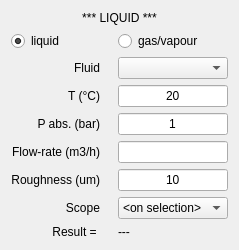
The window that dialogs/dp.ui (oddtopus/flamingo) describes before a commit, drawn with Qt 5.
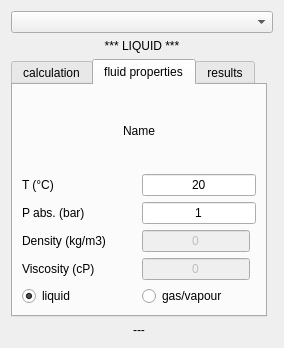
The same window after the commit. The open tabs and pages were chosen to show the change.

Commit message: Further improvement of dp calculator

What changed in the file:
```diff
--- a/dialogs/dp.ui
+++ b/dialogs/dp.ui
@@ -6,69 +6,59 @@
    <rect>
     <x>0</x>
     <y>0</y>
-    <width>234</width>
-    <height>245</height>
+    <width>284</width>
+    <height>348</height>
    </rect>
   </property>
   <property name="windowTitle">
    <string>Dp calculator</string>
   </property>
+  <layout class="QGridLayout" name="gridLayout_4">
+   <item row="3" column="0">
+    <widget class="QTabWidget" name="tabWidget">
+     <property name="sizePolicy">
+      <sizepolicy hsizetype="Expanding" vsizetype="Expanding">
+       <horstretch>0</horstretch>
+       <verstretch>0</verstretch>
+      </sizepolicy>
+     </property>
+     <property name="currentIndex">
+      <number>0</number>
+     </property>
+     <widget class="QWidget" name="tabCalc">
+      <attribute name="title">
+       <string>calculation</string>
+      </attribute>
   <layout class="QGridLayout" name="gridLayout">
-   <item row="0" column="0" colspan="4">
-    <widget class="QLabel" name="labState">
+       <item row="12" column="0" colspan="2">
+        <widget class="QLabel" name="labCurves">
      <property name="text">
-      <string>*** LIQUID ***</string>
+          <string>Nr. of curves = 0</string>
      </property>
      <property name="alignment">
       <set>Qt::AlignCenter</set>
      </property>
     </widget>
    </item>
-   <item row="10" column="0">
-    <widget class="QLabel" name="label_5">
+       <item row="7" column="1">
+        <widget class="QLineEdit" name="editFlow">
      <property name="sizePolicy">
-      <sizepolicy hsizetype="MinimumExpanding" vsizetype="Preferred">
+          <sizepolicy hsizetype="Expanding" vsizetype="Fixed">
        <horstretch>0</horstretch>
        <verstretch>0</verstretch>
       </sizepolicy>
      </property>
-     <property name="text">
-      <string>Result = </string>
-     </property>
-     <property name="alignment">
-      <set>Qt::AlignRight|Qt::AlignTrailing|Qt::AlignVCenter</set>
-     </property>
-    </widget>
-   </item>
-   <item row="5" column="0">
-    <widget class="QLabel" name="labQ">
-     <property name="sizePolicy">
-      <sizepolicy hsizetype="MinimumExpanding" vsizetype="Preferred">
-       <horstretch>0</horstretch>
-       <verstretch>0</verstretch>
-      </sizepolicy>
-     </property>
+         <property name="minimumSize">
+          <size>
+           <width>0</width>
+           <height>0</height>
+          </size>
+         </property>
      <property name="text">
-      <string>Flow-rate (m3/h)</string>
+          <string>100</string>
      </property>
      <property name="alignment">
-      <set>Qt::AlignRight|Qt::AlignTrailing|Qt::AlignVCenter</set>
-     </property>
-    </widget>
-   </item>
-   <item row="3" column="0">
-    <widget class="QLabel" name="label_6">
-     <property name="sizePolicy">
-      <sizepolicy hsizetype="MinimumExpanding" vsizetype="Preferred">
-       <horstretch>0</horstretch>
-       <verstretch>0</verstretch>
-      </sizepolicy>
-     </property>
-     <property name="text">
-      <string>T (°C)</string>
-     </property>
-     <property name="alignment">
-      <set>Qt::AlignRight|Qt::AlignTrailing|Qt::AlignVCenter</set>
+          <set>Qt::AlignCenter</set>
      </property>
     </widget>
    </item>
@@ -88,8 +78,8 @@
      </property>
     </widget>
    </item>
-   <item row="3" column="3">
-    <widget class="QLineEdit" name="editTemperature">
+       <item row="8" column="1">
+        <widget class="QLineEdit" name="editRough">
      <property name="sizePolicy">
       <sizepolicy hsizetype="Expanding" vsizetype="Fixed">
        <horstretch>0</horstretch>
@@ -110,8 +100,8 @@
      </property>
     </widget>
    </item>
-   <item row="2" column="0">
-    <widget class="QLabel" name="label_4">
+       <item row="7" column="0">
+        <widget class="QLabel" name="labQ">
      <property name="sizePolicy">
       <sizepolicy hsizetype="MinimumExpanding" vsizetype="Preferred">
        <horstretch>0</horstretch>
@@ -119,14 +109,40 @@
       </sizepolicy>
      </property>
      <property name="text">
-      <string>Fluid</string>
+          <string>Flow-rate (m3/h)</string>
      </property>
      <property name="alignment">
       <set>Qt::AlignRight|Qt::AlignTrailing|Qt::AlignVCenter</set>
      </property>
     </widget>
    </item>
-   <item row="9" column="3">
+       <item row="11" column="0" colspan="2">
+        <widget class="QLabel" name="labLength">
+         <property name="text">
+          <string>Total length = 0</string>
+         </property>
+         <property name="alignment">
+          <set>Qt::AlignCenter</set>
+         </property>
+        </widget>
+       </item>
+       <item row="3" column="0">
+        <widget class="QLabel" name="label_3">
+         <property name="sizePolicy">
+          <sizepolicy hsizetype="MinimumExpanding" vsizetype="Preferred">
+           <horstretch>0</horstretch>
+           <verstretch>0</verstretch>
+          </sizepolicy>
+         </property>
+         <property name="text">
+          <string>Scope</string>
+         </property>
+         <property name="alignment">
+          <set>Qt::AlignRight|Qt::AlignTrailing|Qt::AlignVCenter</set>
+         </property>
+        </widget>
+       </item>
+       <item row="3" column="1">
     <widget class="QComboBox" name="comboWhat">
      <property name="sizePolicy">
       <sizepolicy hsizetype="Expanding" vsizetype="Fixed">
@@ -147,25 +163,144 @@
      </item>
     </widget>
    </item>
-   <item row="9" column="0">
-    <widget class="QLabel" name="label_3">
+       <item row="10" column="0">
+        <spacer name="verticalSpacer">
+         <property name="orientation">
+          <enum>Qt::Vertical</enum>
+         </property>
+         <property name="sizeHint" stdset="0">
+          <size>
+           <width>20</width>
+           <height>40</height>
+          </size>
+         </property>
+        </spacer>
+       </item>
+      </layout>
+     </widget>
+     <widget class="QWidget" name="tabFluid">
+      <attribute name="title">
+       <string>fluid properties</string>
+      </attribute>
+      <layout class="QGridLayout" name="gridLayout_2">
+       <item row="4" column="0">
+        <widget class="QLabel" name="label_8">
      <property name="sizePolicy">
+          <sizepolicy hsizetype="Maximum" vsizetype="Preferred">
+           <horstretch>0</horstretch>
+           <verstretch>0</verstretch>
+          </sizepolicy>
+         </property>
+         <property name="text">
+          <string>Density (kg/m3)</string>
+         </property>
+        </widget>
+       </item>
+       <item row="6" column="0">
+        <widget class="QRadioButton" name="radioLiquid">
+         <property name="enabled">
+          <bool>true</bool>
+         </property>
+         <property name="sizePolicy">
+          <sizepolicy hsizetype="Maximum" vsizetype="Fixed">
+           <horstretch>0</horstretch>
+           <verstretch>0</verstretch>
+          </sizepolicy>
+         </property>
+         <property name="text">
+          <string>liquid</string>
+         </property>
+         <property name="checked">
+          <bool>true</bool>
+         </property>
+        </widget>
+       </item>
+       <item row="1" column="0">
+        <widget class="QLabel" name="label_6">
+         <property name="sizePolicy">
       <sizepolicy hsizetype="MinimumExpanding" vsizetype="Preferred">
        <horstretch>0</horstretch>
        <verstretch>0</verstretch>
       </sizepolicy>
      </property>
      <property name="text">
-      <string>Scope</string>
+          <string>T (°C)</string>
      </property>
      <property name="alignment">
-      <set>Qt::AlignRight|Qt::AlignTrailing|Qt::AlignVCenter</set>
+          <set>Qt::AlignLeading|Qt::AlignLeft|Qt::AlignVCenter</set>
      </property>
     </widget>
    </item>
-   <item row="5" column="3">
-    <widget class="QLineEdit" name="editFlow">
+       <item row="5" column="0">
+        <widget class="QLabel" name="label_9">
      <property name="sizePolicy">
+          <sizepolicy hsizetype="Maximum" vsizetype="Preferred">
+           <horstretch>0</horstretch>
+           <verstretch>0</verstretch>
+          </sizepolicy>
+         </property>
+         <property name="text">
+          <string>Viscosity (cP)</string>
+         </property>
+        </widget>
+       </item>
+       <item row="4" column="1">
+        <widget class="QLineEdit" name="editDensity">
+         <property name="enabled">
+          <bool>false</bool>
+         </property>
+         <property name="sizePolicy">
+          <sizepolicy hsizetype="Maximum" vsizetype="Fixed">
+           <horstretch>0</horstretch>
+           <verstretch>0</verstretch>
+          </sizepolicy>
+         </property>
+         <property name="text">
+          <string>0</string>
+         </property>
+         <property name="alignment">
+          <set>Qt::AlignCenter</set>
+         </property>
+        </widget>
+       </item>
+       <item row="5" column="1">
+        <widget class="QLineEdit" name="editViscosity">
+         <property name="enabled">
+          <bool>false</bool>
+         </property>
+         <property name="sizePolicy">
+          <sizepolicy hsizetype="Maximum" vsizetype="Fixed">
+           <horstretch>0</horstretch>
+           <verstretch>0</verstretch>
+          </sizepolicy>
+         </property>
+         <property name="text">
+          <string>0</string>
+         </property>
+         <property name="alignment">
+          <set>Qt::AlignCenter</set>
+         </property>
+        </widget>
+       </item>
+       <item row="6" column="1">
+        <widget class="QRadioButton" name="radioGas">
+         <property name="enabled">
+          <bool>true</bool>
+         </property>
+         <property name="sizePolicy">
+          <sizepolicy hsizetype="Maximum" vsizetype="Fixed">
+           <horstretch>0</horstretch>
+           <verstretch>0</verstretch>
+          </sizepolicy>
+         </property>
+         <property name="text">
+          <string>gas/vapour</string>
+         </property>
+        </widget>
+       </item>
+       <item row="2" column="1">
+        <widget class="QLineEdit" name="editPressure">
+         <property name="sizePolicy">
       <sizepolicy hsizetype="Expanding" vsizetype="Fixed">
        <horstretch>0</horstretch>
        <verstretch>0</verstretch>
@@ -178,15 +313,15 @@
       </size>
      </property>
      <property name="text">
-      <string/>
+          <string>1</string>
      </property>
      <property name="alignment">
       <set>Qt::AlignCenter</set>
      </property>
     </widget>
    </item>
-   <item row="8" column="3">
-    <widget class="QLineEdit" name="editRough">
+       <item row="1" column="1">
+        <widget class="QLineEdit" name="editTemperature">
      <property name="sizePolicy">
       <sizepolicy hsizetype="Expanding" vsizetype="Fixed">
        <horstretch>0</horstretch>
@@ -200,14 +335,71 @@
       </size>
      </property>
      <property name="text">
-      <string>10</string>
+          <string>20</string>
      </property>
      <property name="alignment">
       <set>Qt::AlignCenter</set>
      </property>
     </widget>
    </item>
-   <item row="2" column="3">
+       <item row="0" column="0" colspan="2">
+        <widget class="QLabel" name="labName">
+         <property name="sizePolicy">
+          <sizepolicy hsizetype="Minimum" vsizetype="MinimumExpanding">
+           <horstretch>0</horstretch>
+           <verstretch>0</verstretch>
+          </sizepolicy>
+         </property>
+         <property name="text">
+          <string>Name</string>
+         </property>
+         <property name="alignment">
+          <set>Qt::AlignCenter</set>
+         </property>
+        </widget>
+       </item>
+       <item row="2" column="0">
+        <widget class="QLabel" name="label_7">
+         <property name="sizePolicy">
+          <sizepolicy hsizetype="MinimumExpanding" vsizetype="Preferred">
+           <horstretch>0</horstretch>
+           <verstretch>0</verstretch>
+          </sizepolicy>
+         </property>
+         <property name="text">
+          <string>P abs. (bar)</string>
+         </property>
+         <property name="alignment">
+          <set>Qt::AlignLeading|Qt::AlignLeft|Qt::AlignVCenter</set>
+         </property>
+        </widget>
+       </item>
+      </layout>
+     </widget>
+     <widget class="QWidget" name="tab">
+      <attribute name="title">
+       <string>results</string>
+      </attribute>
+      <layout class="QGridLayout" name="gridLayout_3">
+       <item row="0" column="0">
+        <widget class="QTextEdit" name="editResults">
+         <property name="lineWrapMode">
+          <enum>QTextEdit::NoWrap</enum>
+         </property>
+        </widget>
+       </item>
+       <item row="1" column="0">
+        <widget class="QPushButton" name="butExport">
+         <property name="text">
+          <string>Export</string>
+         </property>
+        </widget>
+       </item>
+      </layout>
+     </widget>
+    </widget>
+   </item>
+   <item row="0" column="0" colspan="2">
     <widget class="QComboBox" name="comboFluid">
      <property name="sizePolicy">
       <sizepolicy hsizetype="Expanding" vsizetype="Fixed">
@@ -223,7 +415,17 @@
      </property>
     </widget>
    </item>
-   <item row="10" column="3">
+   <item row="1" column="0" colspan="2">
+    <widget class="QLabel" name="labState">
+     <property name="text">
+      <string>*** LIQUID ***</string>
+     </property>
+     <property name="alignment">
+      <set>Qt::AlignCenter</set>
+     </property>
+    </widget>
+   </item>
+   <item row="7" column="0">
     <widget class="QLabel" name="labResult">
      <property name="sizePolicy">
       <sizepolicy hsizetype="Expanding" vsizetype="Preferred">
@@ -246,65 +448,10 @@
       <string>---</string>
      </property>
      <property name="alignment">
-      <set>Qt::AlignLeading|Qt::AlignLeft|Qt::AlignVCenter</set>
-     </property>
-    </widget>
-   </item>
-   <item row="4" column="0">
-    <widget class="QLabel" name="label_7">
-     <property name="sizePolicy">
-      <sizepolicy hsizetype="MinimumExpanding" vsizetype="Preferred">
-       <horstretch>0</horstretch>
-       <verstretch>0</verstretch>
-      </sizepolicy>
-     </property>
-     <property name="text">
-      <string>P abs. (bar)</string>
-     </property>
-     <property name="alignment">
-      <set>Qt::AlignRight|Qt::AlignTrailing|Qt::AlignVCenter</set>
-     </property>
-    </widget>
-   </item>
-   <item row="4" column="3">
-    <widget class="QLineEdit" name="editPressure">
-     <property name="sizePolicy">
-      <sizepolicy hsizetype="Expanding" vsizetype="Fixed">
-       <horstretch>0</horstretch>
-       <verstretch>0</verstretch>
-      </sizepolicy>
-     </property>
-     <property name="minimumSize">
-      <size>
-       <width>0</width>
-       <height>0</height>
-      </size>
-     </property>
-     <property name="text">
-      <string>1</string>
-     </property>
-     <property name="alignment">
       <set>Qt::AlignCenter</set>
      </property>
     </widget>
    </item>
-   <item row="1" column="0">
-    <widget class="QRadioButton" name="radioLiquid">
-     <property name="text">
-      <string>liquid</string>
-     </property>
-     <property name="checked">
-      <bool>true</bool>
-     </property>
-    </widget>
-   </item>
-   <item row="1" column="3">
-    <widget class="QRadioButton" name="radioGas">
-     <property name="text">
-      <string>gas/vapour</string>
-     </property>
-    </widget>
-   </item>
   </layout>
  </widget>
  <tabstops>
```
Left out of the diff: 12 changed lines with no effect on the pictures. Lines whose indentation alone changed are shown as unchanged. The commit also changes 2 other files.
